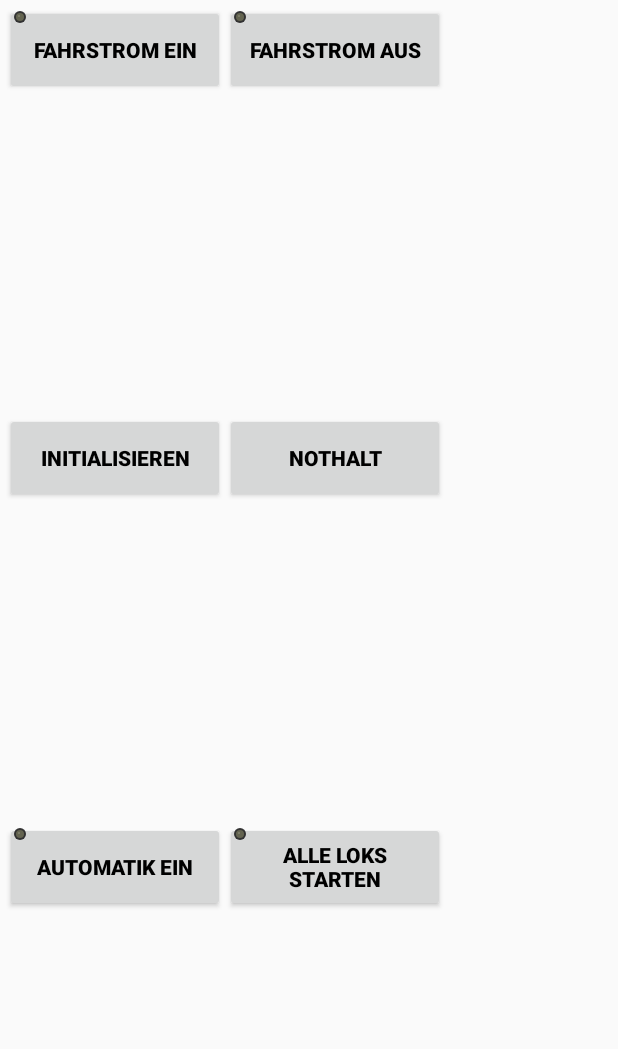
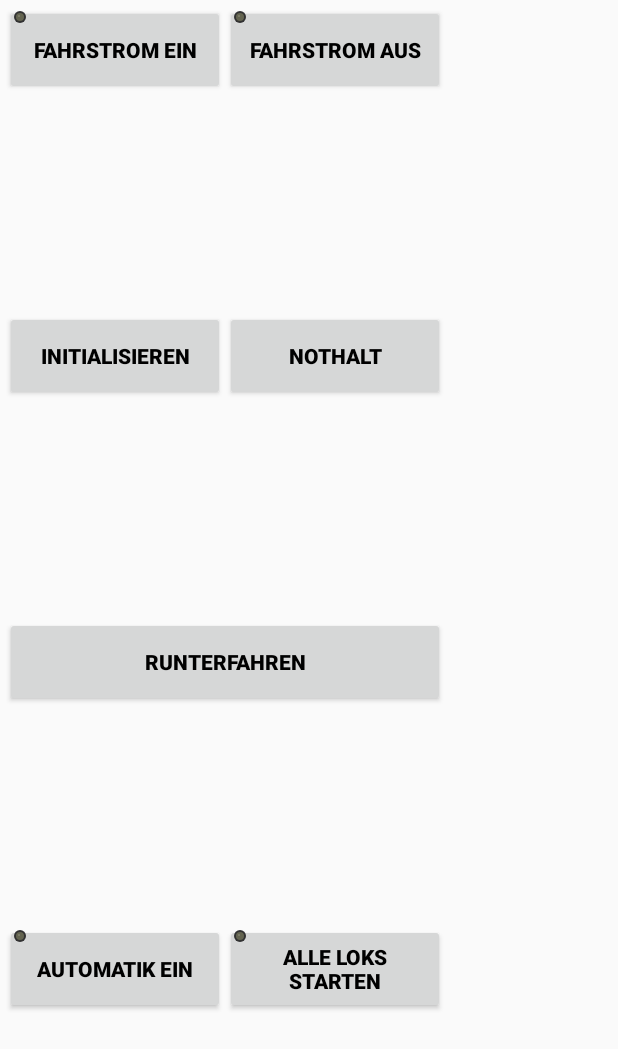
Before and after one commit to Mari023/ESU_Mobile_Control_II, an Android app: the layout system.xml on its own in the app's theme, with its tools: preview values and no code run, on a phone screen of 412 x 824 dp. Shown: the top 1049 px of the screen. Run offline under Robolectric (Android 15) with nearby library versions, the phone set to English and light mode, and no system bars; plain views replace versluis.

Commit message:
add a button that shuts down the rocrail server computer It doesn't work tho

```diff
--- a/app/src/main/res/layout/system.xml
+++ b/app/src/main/res/layout/system.xml
@@ -35,13 +35,19 @@
         android:layout_weight="50" android:layout_height="60dp"/>
     </LinearLayout>
     <LinearLayout android:id="@+id/systemLayout2"
-      android:layout_width="fill_parent" android:layout_height="0px" android:layout_weight="33">
+        android:layout_width="fill_parent" android:layout_height="0px" android:layout_weight="33">
       <Button android:text="@string/Init_Field" android:textStyle="bold"
-        android:id="@+id/systemInitField" android:layout_width="0px"
-        android:layout_weight="50" android:layout_height="60dp"></Button>
+          android:id="@+id/systemInitField" android:layout_width="0px"
+          android:layout_weight="50" android:layout_height="60dp"></Button>
       <Button android:text="@string/EmergencyStop" android:textStyle="bold"
-        android:id="@+id/systemEmergencyStop" android:layout_width="0px"
-        android:layout_weight="50" android:layout_height="60dp"></Button>
+          android:id="@+id/systemEmergencyStop" android:layout_width="0px"
+          android:layout_weight="50" android:layout_height="60dp"></Button>
+    </LinearLayout>
+    <LinearLayout android:id="@+id/systemLayout2"
+        android:layout_width="fill_parent" android:layout_height="0px" android:layout_weight="33">
+      <Button android:text="@string/Shutdown" android:textStyle="bold"
+          android:id="@+id/systemShutdown" android:layout_width="0px"
+          android:layout_weight="50" android:layout_height="60dp"></Button>
     </LinearLayout>
     <LinearLayout android:id="@+id/systemLayout1"
       android:layout_width="fill_parent" android:layout_height="0px" android:layout_weight="33">
--- a/app/src/main/res/values/strings.xml
+++ b/app/src/main/res/values/strings.xml
@@ -144,6 +144,7 @@
     <string name="Dispatch">Lok freigeben</string>
     <string name="AcceptIdent">BiDi Identität akzeptieren</string>
     <string name="EmergencyStop">Nothalt</string>
+    <string name="Shutdown">Runterfahren</string>
     <string name="SmallThrottle">Kleiner Regler</string>
     <string name="ControlCode">Zugriffscode</string>
     <string name="Zoom">Zoom</string>
```
Also changed, not shown: app/src/main/java/net/rocrail/androc/RocrailService.java (+6 -2 lines), app/src/main/java/net/rocrail/androc/activities/ActSystem.java (+8 -8 lines), 1 other file.
